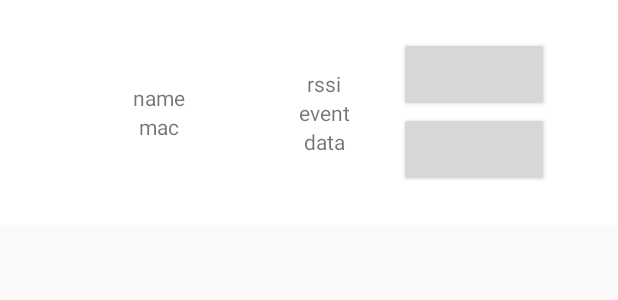
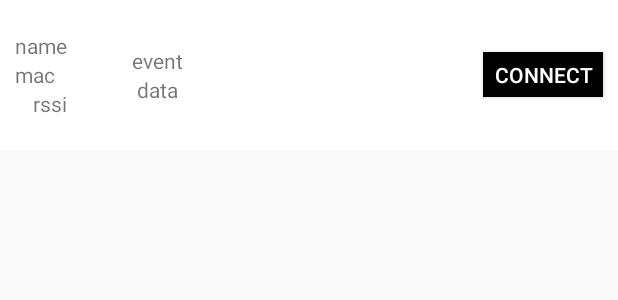
Before and after one commit to y60yu1ii/lumos_ble, an Android app: the layout cell_device.xml on its own in the app's theme, with its tools: preview values and no code run, on a phone screen of 412 x 824 dp. Shown: the top 300 px of the screen. Run offline under Robolectric (Android 15) with nearby library versions, the phone set to English and light mode, and no system bars.

Commit message:
added fully functional function

```diff
--- a/app/src/main/java/de/fishare/lumosbledemo/RenderItem.kt
+++ b/app/src/main/java/de/fishare/lumosbledemo/RenderItem.kt
@@ -12,5 +12,4 @@ class RenderItem(itemView: View) : RecyclerView.ViewHolder(itemView) {
     val lblEvent = itemView.lblEvent!!
     val lblData  = itemView.lblData!!
     val btnConnect  = itemView.btnConnect!!
-    val btnTest  = itemView.btnTest!!
 }
--- a/app/src/main/res/layout/cell_device.xml
+++ b/app/src/main/res/layout/cell_device.xml
@@ -1,42 +1,43 @@
 <?xml version="1.0" encoding="utf-8"?>
-<LinearLayout
+<RelativeLayout
         android:background="@android:color/white"
         android:layout_width="match_parent"
-        android:layout_height="150dp"
-        android:gravity="center"
+        android:layout_height="100dp"
+        android:gravity="start"
         xmlns:android="http://schemas.android.com/apk/res/android">
-        <LinearLayout android:layout_width="120dp"
+        <LinearLayout
+                android:layout_width="wrap_content"
                 android:layout_height="match_parent"
                 android:orientation="vertical"
+                android:padding="10dp"
                 android:gravity="center"
+                android:id="@+id/layoutStart"
         >
-
            <TextView android:layout_width="match_parent"
                      android:layout_height="wrap_content"
                      android:text="name"
-                          android:gravity="center"
+                     android:gravity="start"
                      android:id="@+id/lblName"
+
            />
             <TextView android:layout_width="match_parent"
                           android:layout_height="wrap_content"
                           android:text="mac"
-                          android:gravity="center"
-                          android:id="@+id/lblMac"
-                />
+                          android:gravity="start"
+                          android:id="@+id/lblMac"/>
+            <TextView android:layout_width="match_parent"
+                      android:layout_height="wrap_content"
+                      android:text="rssi"
+                      android:gravity="end"
+                      android:id="@+id/lblRSSI"/>
         </LinearLayout>
-        <LinearLayout android:layout_width="100dp"
+        <LinearLayout
+                android:layout_width="wrap_content"
                 android:layout_height="match_parent"
                 android:orientation="vertical"
                 android:gravity="center"
+                android:layout_toEndOf="@+id/layoutStart"
         >
-
-                <TextView android:layout_width="100dp"
-                          android:layout_height="wrap_content"
-                          android:text="rssi"
-                          android:gravity="center"
-                          android:id="@+id/lblRSSI"
-                />
-
                 <TextView android:layout_width="100dp"
                           android:layout_height="wrap_content"
                           android:text="event"
@@ -55,16 +56,17 @@
                       android:orientation="vertical"
                       android:gravity="center"
         >
-        <Button android:layout_width="100dp"
-                android:layout_height="50dp"
+        </LinearLayout>
+    <Button
+            android:layout_width="80dp"
+            android:layout_height="30dp"
             android:gravity="center"
+            android:background="@android:color/background_dark"
             android:id="@+id/btnConnect"
+            android:textColor="@android:color/white"
+            android:text="CONNECT"
+            android:layout_alignParentEnd="true"
+            android:layout_centerVertical="true"
+            android:layout_marginEnd="10dp"
     />
-
-        <Button android:layout_width="100dp"
-                android:layout_height="50dp"
-                android:gravity="center"
-                android:id="@+id/btnTest"
-        />
-        </LinearLayout>
-</LinearLayout>
+</RelativeLayout>
--- a/lumosble/src/main/java/de/fishare/lumosble/Utils.kt
+++ b/lumosble/src/main/java/de/fishare/lumosble/Utils.kt
@@ -8,6 +8,7 @@ import java.util.*
 
 val CONNECTION_EVENT = "de.fishare.connection"
 
+
 fun UUID.short():String {return this.toString().substring(4, 8)}
 fun String.getUUID(): UUID {return UUID.fromString("0000$this-0000-1000-8000-00805f9b34fb")}
 fun String.toParcelUUID(): ParcelUuid {return ParcelUuid.fromString("0000$this-0000-1000-8000-00805f9b34fb")}
@@ -15,7 +16,7 @@ fun String.toParcelUUID(): ParcelUuid {return ParcelUuid.fromString("0000$this-0
 fun print(tag: String, log:Any) { if (BuildConfig.DEBUG) Log.e(tag, log.toString()) }
 fun print(log:Any) { if (BuildConfig.DEBUG) Log.e("DEBUG", log.toString()) }
 
-fun ByteArray.hex4EasyRead():String{
+fun ByteArray.hex4Human():String{
     val sb = StringBuilder()
     for (b in this) sb.append(String.format("%02X ", b))
     return sb.toString()
```
Also changed, not shown: app/src/main/java/de/fishare/lumosbledemo/MainActivity.kt (+42 -8 lines), lumosble/src/main/java/de/fishare/lumosble/BuddyObj.kt (added, +39 -0 lines), lumosble/src/main/java/de/fishare/lumosble/CentralManager.kt (+52 -16 lines), lumosble/src/main/java/de/fishare/lumosble/Discover.kt (+16 -0 lines), lumosble/src/main/java/de/fishare/lumosble/GattController.kt (+6 -6 lines), lumosble/src/main/java/de/fishare/lumosble/PeriObj.kt (+40 -17 lines). Lines whose indentation alone changed are shown as unchanged.
